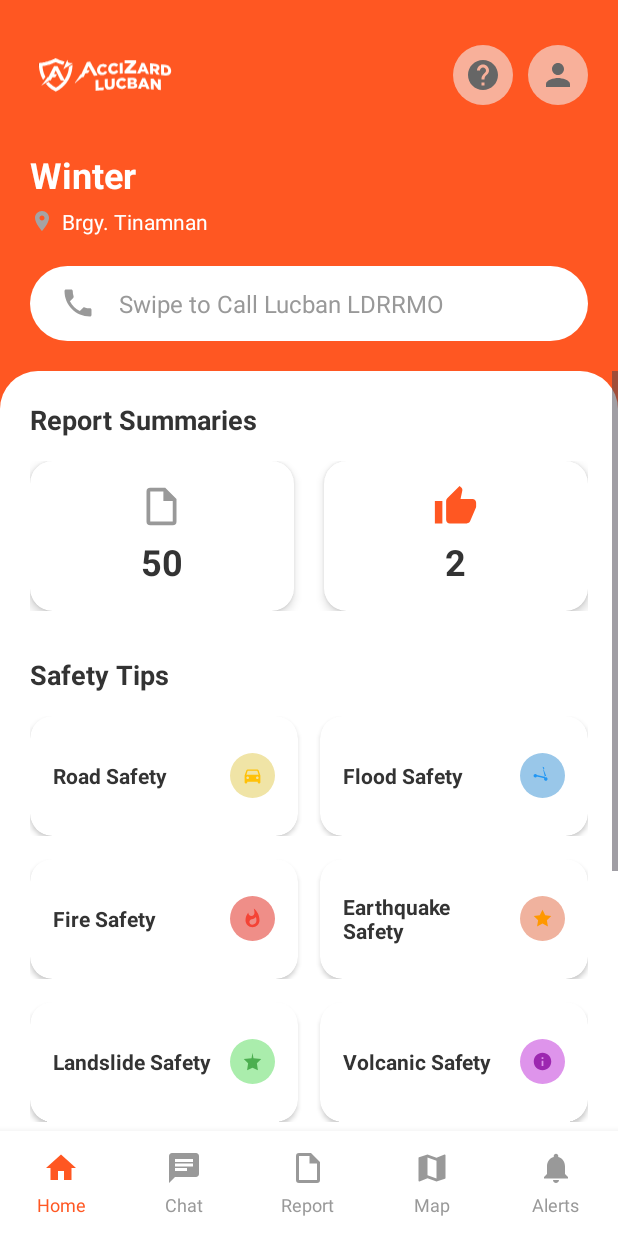
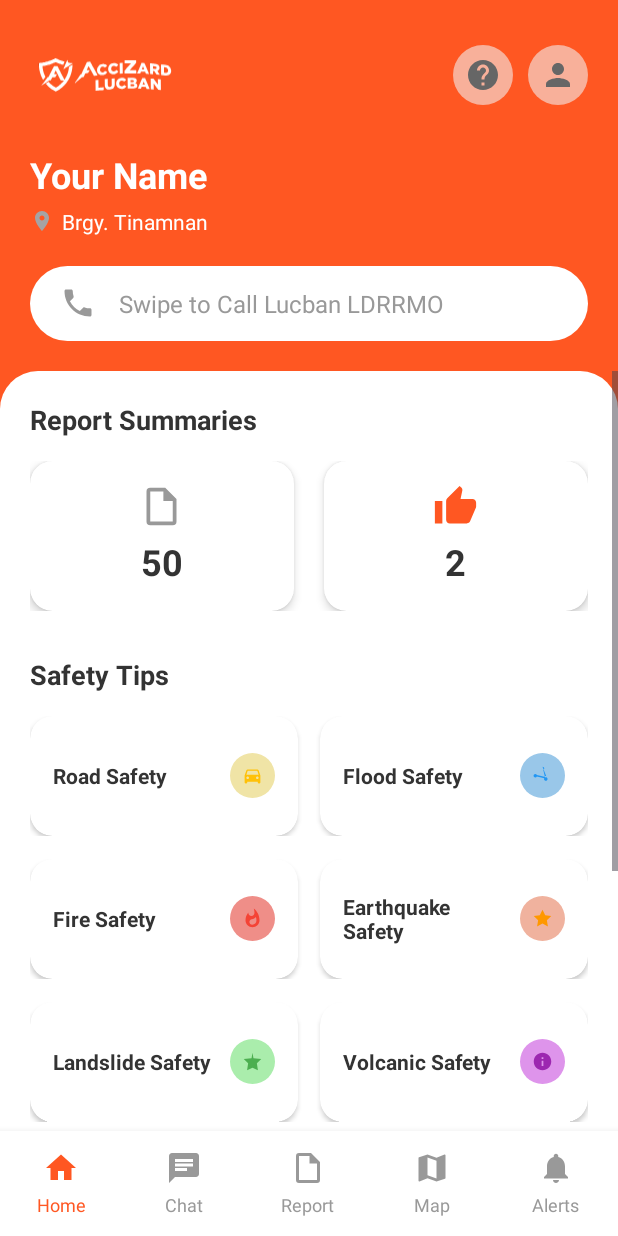
Before and after one commit to accizard-lucban/accizard-lucban-mobile-upd, an Android app: the MainDashboard screen opened directly, with no data from a screen before it, on a phone screen of 412 x 824 dp. Run offline under Robolectric (Android 15) with nearby library versions, the phone set to English and light mode, and no system bars.

Commit message:
Edit Profile and Dashboard

```diff
--- a/app/src/main/java/com/example/accizardlucban/MainActivity.java
+++ b/app/src/main/java/com/example/accizardlucban/MainActivity.java
@@ -64,10 +64,6 @@ public class MainActivity extends AppCompatActivity {
 
     private void loadSavedCredentials() {
         SharedPreferences prefs = getSharedPreferences(PREFS_NAME, MODE_PRIVATE);
-        String savedEmail = prefs.getString(KEY_EMAIL, "");
-        String savedPassword = prefs.getString(KEY_PASSWORD, "");
-        if (emailEditText != null) emailEditText.setText(savedEmail);
-        if (passwordEditText != null) passwordEditText.setText(savedPassword);
     }
 
     // Update setupClickListeners to accept FirebaseAuth
--- a/app/src/main/java/com/example/accizardlucban/MainDashboard.java
+++ b/app/src/main/java/com/example/accizardlucban/MainDashboard.java
@@ -9,6 +9,7 @@ import android.widget.TextView;
 import android.widget.Toast;
 import androidx.appcompat.app.AppCompatActivity;
 import androidx.cardview.widget.CardView;
+import android.content.SharedPreferences;
 
 public class MainDashboard extends AppCompatActivity {
 
@@ -21,6 +22,10 @@ public class MainDashboard extends AppCompatActivity {
 
     // NEW: ImageView buttons
     private ImageView helpButton, profileButton;
+
+    private static final String PREFS_NAME = "user_profile_prefs";
+    private static final String KEY_FIRST_NAME = "first_name";
+    private static final String KEY_LAST_NAME = "last_name";
 
     @Override
     protected void onCreate(Bundle savedInstanceState) {
@@ -230,8 +235,15 @@ public class MainDashboard extends AppCompatActivity {
     private void loadUserData() {
         try {
             // Load user data from preferences or database
+            SharedPreferences prefs = getSharedPreferences(PREFS_NAME, MODE_PRIVATE);
+            String firstName = prefs.getString(KEY_FIRST_NAME, "");
+            String lastName = prefs.getString(KEY_LAST_NAME, "");
+            String displayName = (firstName + " " + lastName).trim();
+            if (displayName.isEmpty()) {
+                displayName = "Your Name";
+            }
             if (userNameText != null) {
-                userNameText.setText("Winter");
+                userNameText.setText(displayName);
             }
             if (locationText != null) {
                 locationText.setText("Brgy. Tinamnan");
```
Also changed, not shown: app/src/main/java/com/example/accizardlucban/EditProfileActivity.java (+31 -15 lines), app/src/main/java/com/example/accizardlucban/FirestoreHelper.java (+10 -0 lines), app/src/main/java/com/example/accizardlucban/RegistrationActivity.java (+12 -0 lines), app/src/main/java/com/example/accizardlucban/ValidIdActivity.java (+12 -5 lines).
